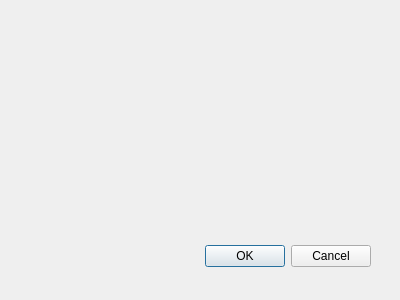
The window that BerEditor/cmp_client_dlg.ui (jykim74/BerEditor) describes before a commit, drawn with Qt 5.
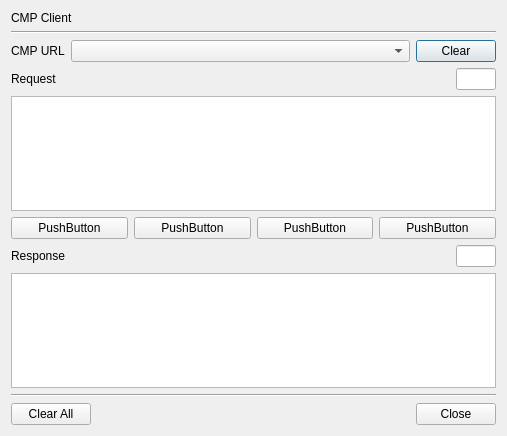
The same window after the commit.

Diff of the .ui file:
```diff
--- a/BerEditor/cmp_client_dlg.ui
+++ b/BerEditor/cmp_client_dlg.ui
@@ -6,29 +6,222 @@
    <rect>
     <x>0</x>
     <y>0</y>
-    <width>400</width>
-    <height>300</height>
+    <width>507</width>
+    <height>436</height>
    </rect>
   </property>
   <property name="windowTitle">
    <string>Dialog</string>
   </property>
-  <widget class="QDialogButtonBox" name="buttonBox">
-   <property name="geometry">
-    <rect>
-     <x>30</x>
-     <y>240</y>
-     <width>341</width>
-     <height>32</height>
-    </rect>
-   </property>
-   <property name="orientation">
-    <enum>Qt::Horizontal</enum>
-   </property>
-   <property name="standardButtons">
-    <set>QDialogButtonBox::Cancel|QDialogButtonBox::Ok</set>
-   </property>
-  </widget>
+  <layout class="QVBoxLayout" name="verticalLayout">
+   <item>
+    <widget class="QLabel" name="label">
+     <property name="text">
+      <string>CMP Client</string>
+     </property>
+    </widget>
+   </item>
+   <item>
+    <widget class="Line" name="line">
+     <property name="orientation">
+      <enum>Qt::Horizontal</enum>
+     </property>
+    </widget>
+   </item>
+   <item>
+    <layout class="QGridLayout" name="gridLayout_2">
+     <item row="0" column="0">
+      <widget class="QLabel" name="label_2">
+       <property name="text">
+        <string>CMP URL</string>
+       </property>
+      </widget>
+     </item>
+     <item row="0" column="1">
+      <widget class="QComboBox" name="comboBox">
+       <property name="sizePolicy">
+        <sizepolicy hsizetype="Expanding" vsizetype="Fixed">
+         <horstretch>0</horstretch>
+         <verstretch>0</verstretch>
+        </sizepolicy>
+       </property>
+      </widget>
+     </item>
+     <item row="0" column="2">
+      <widget class="QPushButton" name="pushButton">
+       <property name="text">
+        <string>Clear</string>
+       </property>
+      </widget>
+     </item>
+    </layout>
+   </item>
+   <item>
+    <layout class="QGridLayout" name="gridLayout_3">
+     <property name="topMargin">
+      <number>0</number>
+     </property>
+     <item row="0" column="0">
+      <widget class="QLabel" name="label_3">
+       <property name="text">
+        <string>Request</string>
+       </property>
+      </widget>
+     </item>
+     <item row="0" column="2">
+      <widget class="QLineEdit" name="lineEdit">
+       <property name="minimumSize">
+        <size>
+         <width>40</width>
+         <height>0</height>
+        </size>
+       </property>
+       <property name="maximumSize">
+        <size>
+         <width>40</width>
+         <height>16777215</height>
+        </size>
+       </property>
+      </widget>
+     </item>
+     <item row="0" column="1">
+      <spacer name="horizontalSpacer_2">
+       <property name="orientation">
+        <enum>Qt::Horizontal</enum>
+       </property>
+       <property name="sizeHint" stdset="0">
+        <size>
+         <width>40</width>
+         <height>20</height>
+        </size>
+       </property>
+      </spacer>
+     </item>
+    </layout>
+   </item>
+   <item>
+    <widget class="QPlainTextEdit" name="plainTextEdit"/>
+   </item>
+   <item>
+    <layout class="QGridLayout" name="gridLayout_6">
+     <property name="topMargin">
+      <number>0</number>
+     </property>
+     <item row="0" column="1">
+      <widget class="QPushButton" name="pushButton_6">
+       <property name="text">
+        <string>PushButton</string>
+       </property>
+      </widget>
+     </item>
+     <item row="0" column="2">
+      <widget class="QPushButton" name="pushButton_5">
+       <property name="text">
+        <string>PushButton</string>
+       </property>
+      </widget>
+     </item>
+     <item row="0" column="3">
+      <widget class="QPushButton" name="pushButton_4">
+       <property name="text">
+        <string>PushButton</string>
+       </property>
+      </widget>
+     </item>
+     <item row="0" column="0">
+      <widget class="QPushButton" name="pushButton_7">
+       <property name="text">
+        <string>PushButton</string>
+       </property>
+      </widget>
+     </item>
+    </layout>
+   </item>
+   <item>
+    <layout class="QGridLayout" name="gridLayout_5">
+     <property name="topMargin">
+      <number>0</number>
+     </property>
+     <item row="0" column="2">
+      <widget class="QLineEdit" name="lineEdit_2">
+       <property name="minimumSize">
+        <size>
+         <width>40</width>
+         <height>0</height>
+        </size>
+       </property>
+       <property name="maximumSize">
+        <size>
+         <width>40</width>
+         <height>16777215</height>
+        </size>
+       </property>
+      </widget>
+     </item>
+     <item row="0" column="0">
+      <widget class="QLabel" name="label_4">
+       <property name="text">
+        <string>Response</string>
+       </property>
+      </widget>
+     </item>
+     <item row="0" column="1">
+      <spacer name="horizontalSpacer_3">
+       <property name="orientation">
+        <enum>Qt::Horizontal</enum>
+       </property>
+       <property name="sizeHint" stdset="0">
+        <size>
+         <width>40</width>
+         <height>20</height>
+        </size>
+       </property>
+      </spacer>
+     </item>
+    </layout>
+   </item>
+   <item>
+    <widget class="QPlainTextEdit" name="plainTextEdit_2"/>
+   </item>
+   <item>
+    <widget class="Line" name="line_2">
+     <property name="orientation">
+      <enum>Qt::Horizontal</enum>
+     </property>
+    </widget>
+   </item>
+   <item>
+    <layout class="QGridLayout" name="gridLayout_4">
+     <item row="0" column="2">
+      <widget class="QPushButton" name="pushButton_3">
+       <property name="text">
+        <string>Close</string>
+       </property>
+      </widget>
+     </item>
+     <item row="0" column="0">
+      <widget class="QPushButton" name="pushButton_2">
+       <property name="text">
+        <string>Clear All</string>
+       </property>
+      </widget>
+     </item>
+     <item row="0" column="1">
+      <spacer name="horizontalSpacer">
+       <property name="orientation">
+        <enum>Qt::Horizontal</enum>
+       </property>
+       <property name="sizeHint" stdset="0">
+        <size>
+         <width>40</width>
+         <height>20</height>
+        </size>
+       </property>
+      </spacer>
+     </item>
+    </layout>
+   </item>
+  </layout>
  </widget>
  <resources/>
  <connections>
```
Left out of the diff: 37 changed lines with no effect on the pictures.
